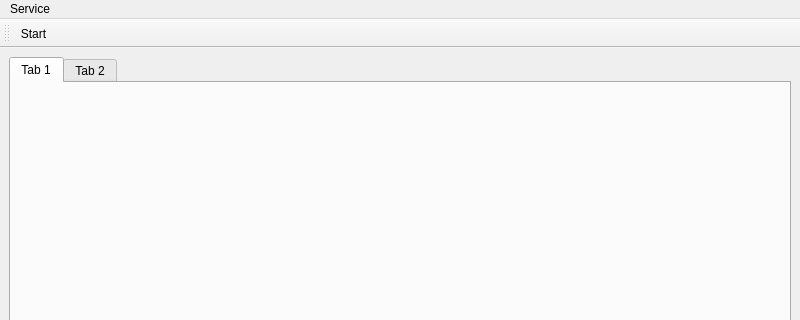
Above: App/Service/MainWindow.ui from KangLin/RabbitRemoteControl before the change; both pictures show x 0 to 800 and y 0 to 320 of the 800 by 600 pixel window. Below: the same form after it.
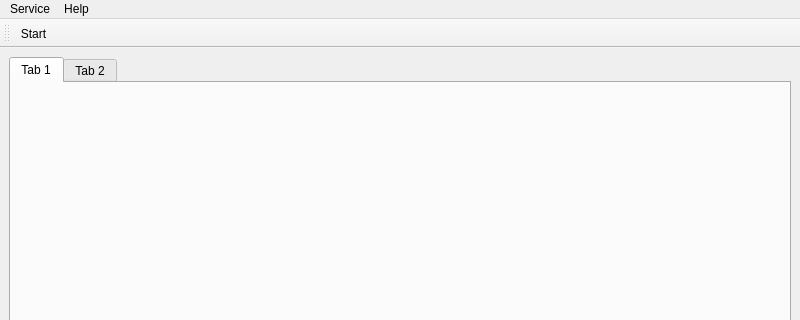
That is the form after the change. Icons and pictures are not drawn.

Patch:
```diff
--- a/App/Service/MainWindow.ui
+++ b/App/Service/MainWindow.ui
@@ -81,7 +81,14 @@
     </property>
     <addaction name="actionStart"/>
    </widget>
+   <widget class="QMenu" name="menuHelp">
+    <property name="title">
+     <string>Help</string>
+    </property>
+    <addaction name="actionAbout"/>
+   </widget>
    <addaction name="menuService"/>
+   <addaction name="menuHelp"/>
   </widget>
   <widget class="QStatusBar" name="statusbar"/>
   <widget class="QToolBar" name="toolBar">
```
Left out of the diff: 5 changed lines with no effect on the pictures.
